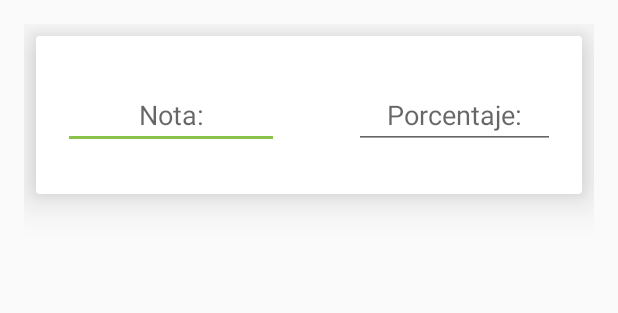
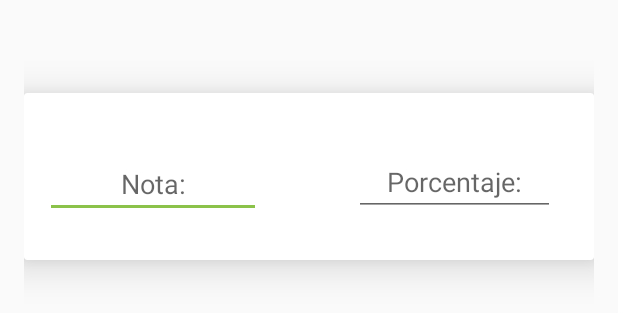
Before and after one commit to JuanDaa/Utilidades-PJIC, an Android app: the layout lista_notas_recycler.xml on its own in the app's theme, with its tools: preview values and no code run, on a phone screen of 412 x 824 dp. Shown: the top 313 px of the screen. Run offline under Robolectric (Android 15) with nearby library versions, the phone set to English and light mode, and no system bars.

```diff
--- a/app/src/main/java/util/pjic/com/utilidadespjic/adapters/NotaAdapter.java
+++ b/app/src/main/java/util/pjic/com/utilidadespjic/adapters/NotaAdapter.java
@@ -27,14 +27,14 @@ public class NotaAdapter extends RecyclerView.Adapter<NotaAdapter.Myvistaholder>
 
     @Override
     public Myvistaholder onCreateViewHolder(ViewGroup parent, int viewType) {
-        return new Myvistaholder(LayoutInflater.from(parent.getContext()).inflate(R.layout.listaNotasRecycler,null));
+        return new Myvistaholder(LayoutInflater.from(parent.getContext()).inflate(R.layout.lista_notas_recycler,null));
     }
 
     @Override
     public void onBindViewHolder(Myvistaholder holder,final int position) {
 
-        holder.note.setText((int) nota.get(position).getNote());
-        holder.percentage.setText((int) nota.get(position).getPercentage());
+        holder.note.setText(String.valueOf((int) nota.get(position).getNote()));
+        holder.percentage.setText(String.valueOf((int) nota.get(position).getPercentage()));
 
 
 
--- a/app/src/main/java/util/pjic/com/utilidadespjic/models/Nota.java
+++ b/app/src/main/java/util/pjic/com/utilidadespjic/models/Nota.java
@@ -4,11 +4,6 @@ public class Nota {
 
     float note;
     float percentage;
-
-    public Nota(float note, float percentage) {
-        this.note = note;
-        this.percentage = percentage;
-    }
 
     public float getNote() {
         return note;
--- a/app/src/main/res/layout/listaNotasRecycler.xml
+++ b/app/src/main/res/layout/lista_notas_recycler.xml
@@ -1,23 +1,24 @@
 <?xml version="1.0" encoding="utf-8"?>
 
-<android.support.constraint.ConstraintLayout xmlns:android="http://schemas.android.com/apk/res/android"
-    xmlns:tools="http://schemas.android.com/tools"
+<RelativeLayout xmlns:android="http://schemas.android.com/apk/res/android"
     android:layout_width="match_parent"
-android:layout_height="match_parent"
-android:padding="16dp"
-xmlns:app="http://schemas.android.com/apk/res-auto">
+    android:layout_height="match_parent"
+    android:padding="16dp"
+    xmlns:app="http://schemas.android.com/apk/res-auto">
 
         <android.support.v7.widget.CardView
-            android:layout_width="match_parent"
-            android:layout_height="105dp"
+            android:layout_width="368dp"
+            android:layout_height="111dp"
             android:layout_alignParentStart="true"
             android:layout_alignParentTop="true"
-            android:layout_marginStart="8dp"
-            android:layout_marginTop="8dp"
-            android:layout_marginEnd="8dp"
+            android:layout_alignParentEnd="true"
+            android:layout_marginStart="0dp"
+            android:layout_marginTop="46dp"
+            android:layout_marginEnd="0dp"
             app:cardBackgroundColor="@color/cardview_light_background"
             app:cardElevation="16dp"
             app:layout_constraintEnd_toEndOf="parent"
+            app:layout_constraintHorizontal_bias="1.0"
             app:layout_constraintStart_toStartOf="parent"
             app:layout_constraintTop_toTopOf="parent">
 
@@ -32,16 +33,17 @@ xmlns:app="http://schemas.android.com/apk/res-auto">
                             android:layout_height="wrap_content"
                             android:layout_alignParentStart="true"
                             android:layout_alignParentTop="true"
-                            android:layout_marginStart="8dp"
-                            android:layout_marginTop="8dp"
-                            android:layout_marginBottom="8dp"
+                            android:layout_marginStart="4dp"
+                            android:layout_marginTop="24dp"
+                            android:layout_marginBottom="2dp"
                             android:ems="10"
                             android:hint="Nota:"
                             android:inputType="numberDecimal"
                             android:textAlignment="center"
                             app:layout_constraintBottom_toBottomOf="parent"
                             app:layout_constraintStart_toStartOf="parent"
-                            app:layout_constraintTop_toTopOf="parent" />
+                            app:layout_constraintTop_toTopOf="parent"
+                            app:layout_constraintVertical_bias="0.205" />
 
                         <EditText
                             android:id="@+id/percent"
@@ -49,9 +51,9 @@ xmlns:app="http://schemas.android.com/apk/res-auto">
                             android:layout_height="wrap_content"
                             android:layout_alignParentStart="true"
                             android:layout_alignParentTop="false"
-                            android:layout_marginStart="24dp"
+                            android:layout_marginStart="8dp"
                             android:layout_marginTop="8dp"
-                            android:layout_marginEnd="8dp"
+                            android:layout_marginEnd="16dp"
                             android:layout_marginBottom="8dp"
                             android:ems="10"
                             android:hint="Porcentaje:"
@@ -59,9 +61,11 @@ xmlns:app="http://schemas.android.com/apk/res-auto">
                             android:textAlignment="center"
                             app:layout_constraintBottom_toBottomOf="parent"
                             app:layout_constraintEnd_toEndOf="parent"
-                            app:layout_constraintStart_toEndOf="@+id/editText"
-                            app:layout_constraintTop_toTopOf="parent" />
+                            app:layout_constraintHorizontal_bias="1.0"
+                            app:layout_constraintStart_toEndOf="@+id/note"
+                            app:layout_constraintTop_toTopOf="parent"
+                            app:layout_constraintVertical_bias="0.612" />
 
                 </android.support.constraint.ConstraintLayout>
         </android.support.v7.widget.CardView>
-</android.support.constraint.ConstraintLayout>
+</RelativeLayout>
--- a/app/src/main/res/values/colors.xml
+++ b/app/src/main/res/values/colors.xml
@@ -7,7 +7,7 @@
     <color name="colorAccent">#8BC34A</color>
     <color name="primary_text">#212121</color>
     <color name="secondary_text">#757575</color>
-    <color name="icons">#FFFFFF</color>
+    <color name="icons">#ffffff</color>
     <color name="divider">#BDBDBD</color>
 
 
```
Also changed, not shown: app/src/main/AndroidManifest.xml (+4 -5 lines), app/src/main/java/util/pjic/com/utilidadespjic/MainActivity.java (added, +35 -0 lines), app/src/main/java/util/pjic/com/utilidadespjic/ui/activities/IntroductionActivity.java (+7 -3 lines), app/src/main/java/util/pjic/com/utilidadespjic/ui/activities/UtilActivity.java (deleted, +0 -52 lines), app/src/main/java/util/pjic/com/utilidadespjic/ui/activities/WelcomeActivity.java (+6 -5 lines), app/src/main/java/util/pjic/com/utilidadespjic/ui/fragments/Inicio.java (deleted, +0 -43 lines), app/src/main/res/layout/activity_main.xml (renamed from app/src/main/res/layout/fragment_inicio.xml, +34 -13 lines), app/src/main/res/layout/activity_util.xml (deleted, +0 -32 lines).
